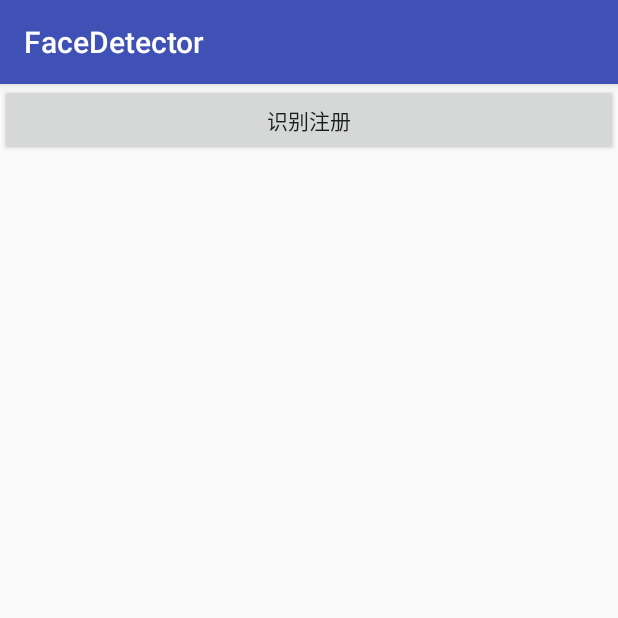
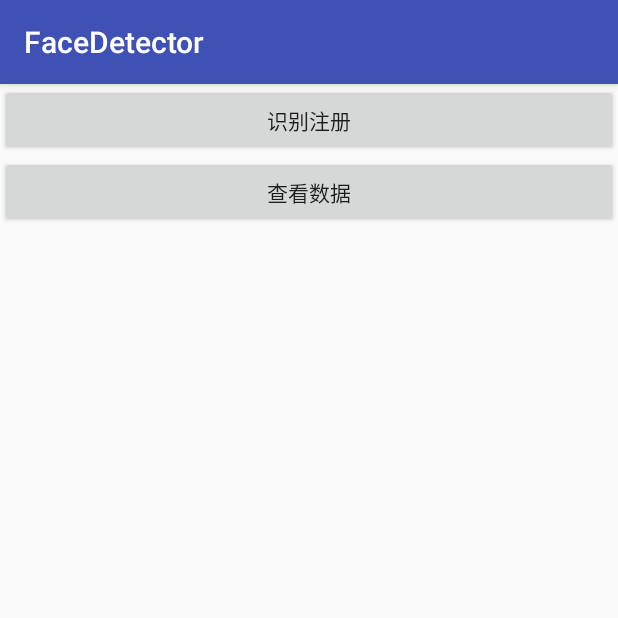
Before and after one commit to typer9527/FaceDetector, an Android app: the screen it shows after launch (MainActivity), on a phone screen of 412 x 824 dp, the top half of it. Run offline under Robolectric (Android 15) with nearby library versions, the phone set to English and light mode, and no system bars.

Commit message:
初始化数据库并建立ViewDataActivity

```diff
--- a/app/build.gradle
+++ b/app/build.gradle
@@ -24,11 +24,11 @@ dependencies {
     androidTestCompile('com.android.support.test.espresso:espresso-core:2.2.2', {
         exclude group: 'com.android.support', module: 'support-annotations'
     })
-    compile 'com.android.support:appcompat-v7:25.3.1'
-    compile 'com.android.support.constraint:constraint-layout:1.0.2'
-    testCompile 'junit:junit:4.12'
     compile project(':openCVLibrary330')
     compile files('libs/javacpp.jar')
     compile files('libs/opencv-android-arm.jar')
     compile files('libs/opencv.jar')
+    compile 'com.android.support:appcompat-v7:25.3.1'
+    compile 'com.android.support:recyclerview-v7:25.3.1'
+    testCompile 'junit:junit:4.12'
 }
--- a/app/src/main/AndroidManifest.xml
+++ b/app/src/main/AndroidManifest.xml
@@ -21,5 +21,7 @@
         <activity
             android:name=".DetectActivity"
             android:theme="@style/Theme.AppCompat.Light.NoActionBar" />
+        <activity android:name=".ViewDataActivity"></activity>
     </application>
+
 </manifest>
--- a/app/src/main/java/com/yl/facedetector/MainActivity.java
+++ b/app/src/main/java/com/yl/facedetector/MainActivity.java
@@ -2,6 +2,8 @@ package com.yl.facedetector;
 
 import android.Manifest;
 import android.content.Intent;
+import android.graphics.Bitmap;
+import android.graphics.BitmapFactory;
 import android.os.Bundle;
 import android.support.annotation.NonNull;
 import android.support.v7.app.AppCompatActivity;
@@ -15,8 +17,27 @@ public class MainActivity extends AppCompatActivity implements View.OnClickListe
         super.onCreate(savedInstanceState);
         setContentView(R.layout.activity_main);
         Button registerButton = (Button) findViewById(R.id.register);
+        Button viewDataButton = (Button) findViewById(R.id.view_data);
 
         registerButton.setOnClickListener(this);
+        viewDataButton.setOnClickListener(this);
+        initDatabase();
+    }
+
+    // 初始化数据库, FaceRecognizer匹配人脸要求训练数大于2
+    private void initDatabase() {
+        DatabaseHelper helper = new DatabaseHelper(this);
+        if (helper.query().size() == 0) {
+            int[] defaultUsers = {R.drawable.user1, R.drawable.user2};
+            for (int i = 0; i < defaultUsers.length; i++) {
+                Bitmap bitmap = BitmapFactory.decodeResource(getResources(),
+                        defaultUsers[i]);
+                String path = helper.saveBitmapToLocal(bitmap);
+                UserInfo user = new UserInfo("默认用户" + (i + 1), "男", 25, path);
+                helper.insert(user);
+            }
+        }
+        helper.close();
     }
 
     @Override
@@ -36,6 +57,9 @@ public class MainActivity extends AppCompatActivity implements View.OnClickListe
                     }
                 });
                 break;
+            case R.id.view_data:
+                startActivity(new Intent(MainActivity.this, ViewDataActivity.class));
+                break;
             default:
                 break;
         }
@@ -50,7 +74,8 @@ public class MainActivity extends AppCompatActivity implements View.OnClickListe
     }
 
     @Override
-    public void onRequestPermissionsResult(int requestCode, @NonNull String[] permissions, @NonNull int[] grantResults) {
+    public void onRequestPermissionsResult(
+            int requestCode, @NonNull String[] permissions, @NonNull int[] grantResults) {
         super.onRequestPermissionsResult(requestCode, permissions, grantResults);
         PermissionHelper.requestPermissionResult(requestCode, grantResults);
     }
--- a/app/src/main/res/layout/activity_main.xml
+++ b/app/src/main/res/layout/activity_main.xml
@@ -1,11 +1,18 @@
 <?xml version="1.0" encoding="utf-8"?>
-<RelativeLayout xmlns:android="http://schemas.android.com/apk/res/android"
+<LinearLayout xmlns:android="http://schemas.android.com/apk/res/android"
     android:layout_width="match_parent"
-    android:layout_height="match_parent">
+    android:layout_height="match_parent"
+    android:orientation="vertical">
 
     <Button
         android:id="@+id/register"
         android:layout_width="match_parent"
         android:layout_height="wrap_content"
         android:text="识别注册" />
-</RelativeLayout>
+
+    <Button
+        android:id="@+id/view_data"
+        android:layout_width="match_parent"
+        android:layout_height="wrap_content"
+        android:text="查看数据" />
+</LinearLayout>
```
Also changed, not shown: app/src/main/java/com/yl/facedetector/UserAdapter.java (added, +71 -0 lines), app/src/main/java/com/yl/facedetector/ViewDataActivity.java (added, +27 -0 lines), app/src/main/res/layout/activity_view_data.xml (added, +10 -0 lines), app/src/main/res/layout/item_user.xml (added, +41 -0 lines), app/src/main/res/drawable/user1.jpg (added), app/src/main/res/drawable/user2.jpg (added).
